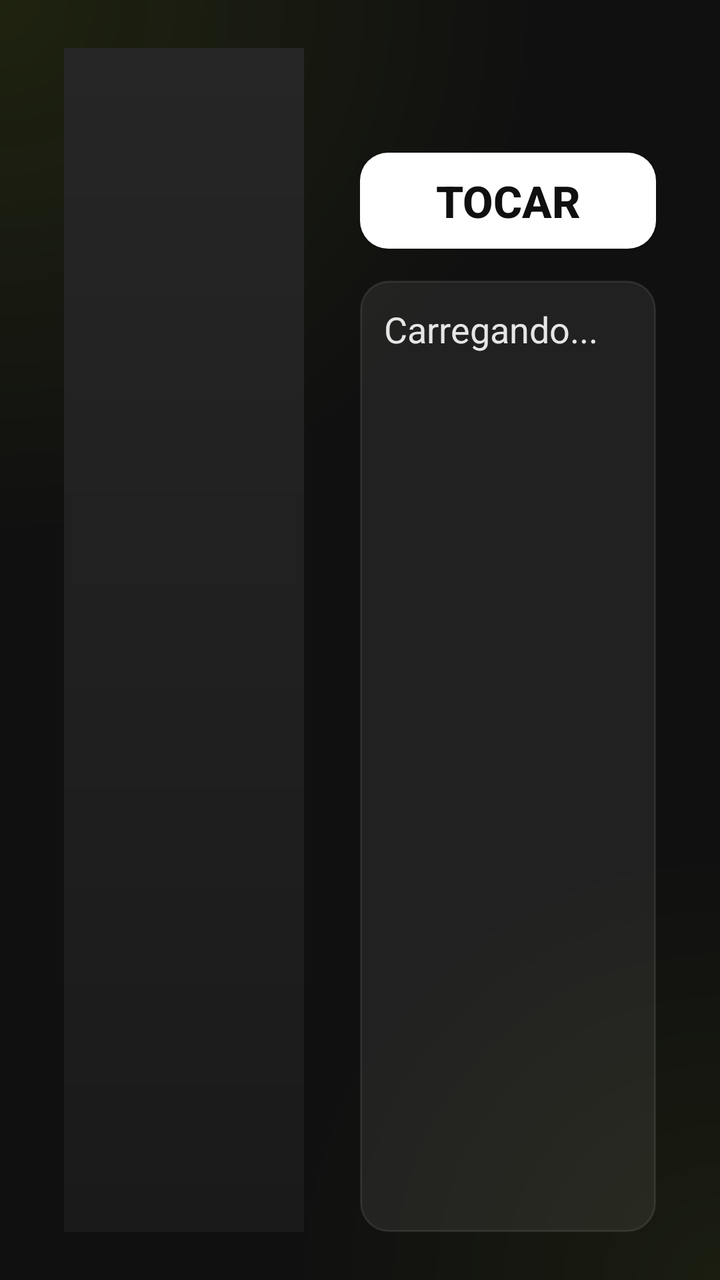
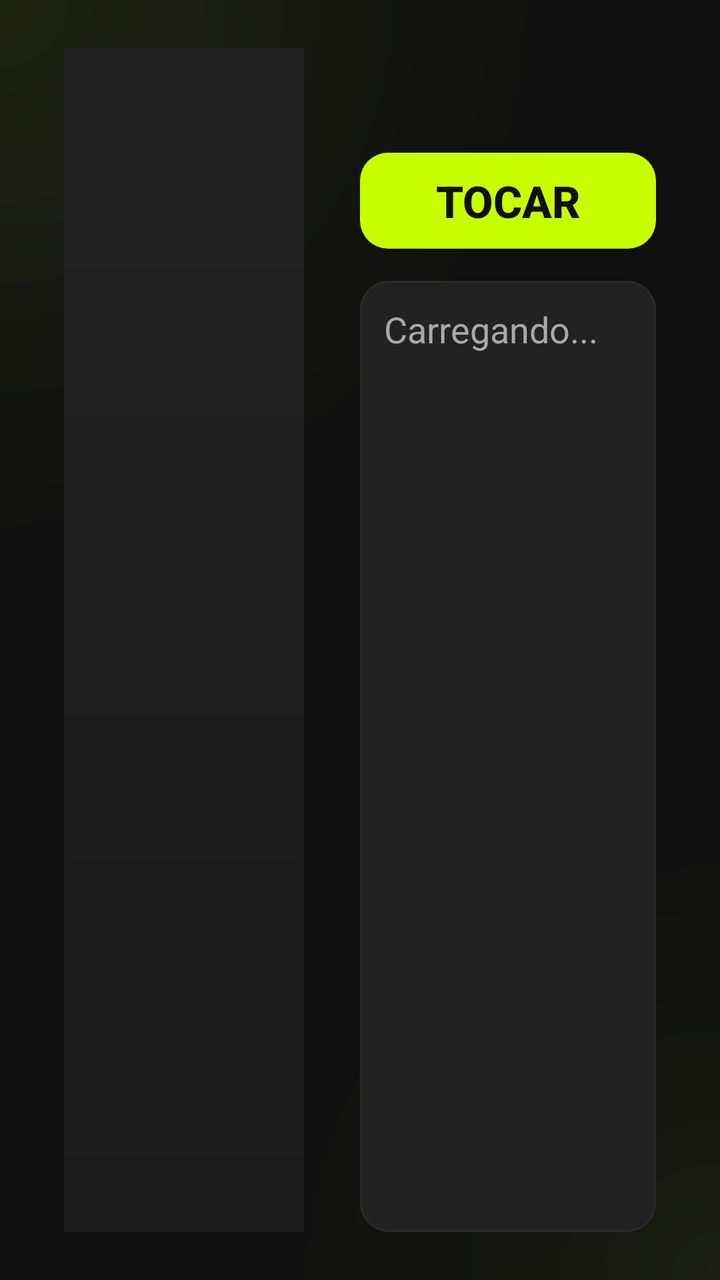

Compare the two renders of this Android layout. The source of the first and the diff that turns it into the second are given below.
<!-- AndroidManifest.xml: application theme AppTheme -->
<!-- res/layout/activity_movie.xml -->
<?xml version="1.0" encoding="utf-8"?>
<LinearLayout xmlns:android="http://schemas.android.com/apk/res/android"
    android:layout_width="match_parent"
    android:layout_height="match_parent"
    android:background="@drawable/bg_gradient"
    android:orientation="horizontal"
    android:paddingStart="32dp"
    android:paddingTop="24dp"
    android:paddingEnd="32dp"
    android:paddingBottom="24dp">

    <ImageView
        android:id="@+id/iv_cover"
        android:layout_width="wrap_content"
        android:layout_height="match_parent"
        android:adjustViewBounds="true"
        android:background="@drawable/bg_poster"
        android:contentDescription="Capa"
        android:maxWidth="340dp"
        android:minWidth="120dp"
        android:scaleType="fitCenter" />

    <LinearLayout
        android:layout_width="0dp"
        android:layout_height="match_parent"
        android:layout_marginStart="28dp"
        android:layout_weight="1"
        android:orientation="vertical">

        <TextView
            android:id="@+id/tv_title"
            android:layout_width="match_parent"
            android:layout_height="wrap_content"
            android:ellipsize="end"
            android:maxLines="2"
            android:textColor="#C8FF00"
            android:textSize="30sp"
            android:textStyle="bold" />

        <TextView
            android:id="@+id/tv_meta"
            android:layout_width="match_parent"
            android:layout_height="wrap_content"
            android:layout_marginTop="8dp"
            android:ellipsize="end"
            android:maxLines="2"
            android:textColor="#A6A6A6"
            android:textSize="18sp"
            android:visibility="gone" />

        <Button
            android:id="@+id/btn_continue"
            android:layout_width="wrap_content"
            android:layout_height="wrap_content"
            android:layout_marginTop="16dp"
            android:background="@drawable/bg_button_primary"
            android:focusable="true"
            android:minWidth="200dp"
            android:paddingStart="28dp"
            android:paddingEnd="28dp"
            android:text="Continuar de onde parei"
            android:textColor="#101010"
            android:textSize="22sp"
            android:textStyle="bold"
            android:visibility="gone" />

        <Button
            android:id="@+id/btn_play"
            android:layout_width="wrap_content"
            android:layout_height="wrap_content"
            android:layout_marginTop="12dp"
            android:background="@drawable/bg_button_primary"
            android:focusable="true"
            android:minWidth="200dp"
            android:paddingStart="28dp"
            android:paddingEnd="28dp"
            android:text="Tocar"
            android:textColor="#101010"
            android:textSize="22sp"
            android:textStyle="bold" />

        <ScrollView
            android:id="@+id/sv_plot"
            android:layout_width="match_parent"
            android:layout_height="0dp"
            android:layout_marginTop="16dp"
            android:layout_weight="1"
            android:background="@drawable/bg_button"
            android:focusable="true"
            android:padding="12dp"
            android:scrollbars="none">

            <TextView
                android:id="@+id/tv_plot"
                android:layout_width="match_parent"
                android:layout_height="wrap_content"
                android:lineSpacingExtra="4dp"
                android:text="Carregando..."
                android:textColor="#E6E6E6"
                android:textSize="18sp" />
        </ScrollView>
    </LinearLayout>

</LinearLayout>
<!-- resources referenced by this layout -->
<resources>
  <!-- drawable bg_button (drawable) -->
  <?xml version="1.0" encoding="utf-8"?>
  <selector xmlns:android="http://schemas.android.com/apk/res/android">
      <item android:state_focused="true">
          <layer-list>
              <item>
                  <shape android:shape="rectangle">
                      <stroke android:width="6dp" android:color="#59C8FF00" />
                      <corners android:radius="17dp" />
                  </shape>
              </item>
              <item android:left="3dp" android:top="3dp" android:right="3dp" android:bottom="3dp">
                  <shape android:shape="rectangle">
                      <solid android:color="#222222" />
                      <stroke android:width="3dp" android:color="#C8FF00" />
                      <corners android:radius="14dp" />
                  </shape>
              </item>
          </layer-list>
      </item>
      <item android:state_pressed="true">
          <layer-list>
              <item>
                  <shape android:shape="rectangle">
                      <stroke android:width="6dp" android:color="#59C8FF00" />
                      <corners android:radius="17dp" />
                  </shape>
              </item>
              <item android:left="3dp" android:top="3dp" android:right="3dp" android:bottom="3dp">
                  <shape android:shape="rectangle">
                      <solid android:color="#2E2E2E" />
                      <stroke android:width="3dp" android:color="#C8FF00" />
                      <corners android:radius="14dp" />
                  </shape>
              </item>
          </layer-list>
      </item>
      <item>
          <shape android:shape="rectangle">
              <solid android:color="#12FFFFFF" />
              <stroke android:width="1dp" android:color="#17FFFFFF" />
              <corners android:radius="14dp" />
          </shape>
      </item>
  </selector>
  <!-- drawable bg_button_primary (drawable) -->
  <?xml version="1.0" encoding="utf-8"?>
  <selector xmlns:android="http://schemas.android.com/apk/res/android">
      <item android:state_focused="true">
          <layer-list>
              <item>
                  <shape android:shape="rectangle">
                      <stroke android:width="6dp" android:color="#59C8FF00" />
                      <corners android:radius="17dp" />
                  </shape>
              </item>
              <item android:left="3dp" android:top="3dp" android:right="3dp" android:bottom="3dp">
                  <shape android:shape="rectangle">
                      <solid android:color="#FFFFFF" />
                      <stroke android:width="3dp" android:color="#C8FF00" />
                      <corners android:radius="14dp" />
                  </shape>
              </item>
          </layer-list>
      </item>
      <item android:state_pressed="true">
          <layer-list>
              <item>
                  <shape android:shape="rectangle">
                      <stroke android:width="6dp" android:color="#59C8FF00" />
                      <corners android:radius="17dp" />
                  </shape>
              </item>
              <item android:left="3dp" android:top="3dp" android:right="3dp" android:bottom="3dp">
                  <shape android:shape="rectangle">
                      <solid android:color="#E6E6E6" />
                      <stroke android:width="3dp" android:color="#C8FF00" />
                      <corners android:radius="14dp" />
                  </shape>
              </item>
          </layer-list>
      </item>
      <item>
          <shape android:shape="rectangle">
              <solid android:color="#FFFFFF" />
              <corners android:radius="14dp" />
          </shape>
      </item>
  </selector>
  <!-- drawable bg_poster (drawable) -->
  <?xml version="1.0" encoding="utf-8"?>
  <shape xmlns:android="http://schemas.android.com/apk/res/android" android:shape="rectangle">
      <gradient android:type="linear" android:angle="270" android:startColor="#262626" android:endColor="#1A1A1A" />
  </shape>
  <style name="AppTheme" parent="android:Theme.Material.NoActionBar">
          <item name="android:windowBackground">#101010</item>
      </style>
  <!-- unchanged entries left out for length: 1 -->
</resources>

<!-- the commit's change to res/layout/activity_movie.xml (unified diff, before → after) -->
@@ -44,7 +44,7 @@
             android:layout_marginTop="8dp"
             android:ellipsize="end"
             android:maxLines="2"
-            android:textColor="#A6A6A6"
+            android:textColor="#A8A8A8"
             android:textSize="18sp"
             android:visibility="gone" />
 
@@ -96,7 +96,7 @@
                 android:layout_height="wrap_content"
                 android:lineSpacingExtra="4dp"
                 android:text="Carregando..."
-                android:textColor="#E6E6E6"
+                android:textColor="#A8A8A8"
                 android:textSize="18sp" />
         </ScrollView>
     </LinearLayout>
<!-- resource entries referenced after the edit -->
@@ -30,7 +30,7 @@
               </item>
               <item android:left="3dp" android:top="3dp" android:right="3dp" android:bottom="3dp">
                   <shape android:shape="rectangle">
-                      <solid android:color="#2E2E2E" />
+                      <solid android:color="#2A2A2A" />
                       <stroke android:width="3dp" android:color="#C8FF00" />
                       <corners android:radius="14dp" />
                   </shape>
@@ -39,8 +39,8 @@
       </item>
       <item>
           <shape android:shape="rectangle">
-              <solid android:color="#12FFFFFF" />
-              <stroke android:width="1dp" android:color="#17FFFFFF" />
+              <solid android:color="#222222" />
+              <stroke android:width="1dp" android:color="#2A2A2A" />
               <corners android:radius="14dp" />
           </shape>
       </item>
@@ -58,8 +58,8 @@
               </item>
               <item android:left="3dp" android:top="3dp" android:right="3dp" android:bottom="3dp">
                   <shape android:shape="rectangle">
-                      <solid android:color="#FFFFFF" />
-                      <stroke android:width="3dp" android:color="#C8FF00" />
+                      <solid android:color="#C8FF00" />
+                      <stroke android:width="3dp" android:color="#FFFFFF" />
                       <corners android:radius="14dp" />
                   </shape>
               </item>
@@ -75,8 +75,8 @@
               </item>
               <item android:left="3dp" android:top="3dp" android:right="3dp" android:bottom="3dp">
                   <shape android:shape="rectangle">
-                      <solid android:color="#E6E6E6" />
-                      <stroke android:width="3dp" android:color="#C8FF00" />
+                      <solid android:color="#C8FF00" />
+                      <stroke android:width="3dp" android:color="#FFFFFF" />
                       <corners android:radius="14dp" />
                   </shape>
               </item>
@@ -84,7 +84,7 @@
       </item>
       <item>
           <shape android:shape="rectangle">
-              <solid android:color="#FFFFFF" />
+              <solid android:color="#C8FF00" />
               <corners android:radius="14dp" />
           </shape>
       </item>
@@ -92,10 +92,11 @@
   <!-- drawable bg_poster (drawable) -->
   <?xml version="1.0" encoding="utf-8"?>
   <shape xmlns:android="http://schemas.android.com/apk/res/android" android:shape="rectangle">
-      <gradient android:type="linear" android:angle="270" android:startColor="#262626" android:endColor="#1A1A1A" />
+      <gradient android:type="linear" android:angle="270" android:startColor="#222222" android:endColor="#1A1A1A" />
   </shape>
   <style name="AppTheme" parent="android:Theme.Material.NoActionBar">
           <item name="android:windowBackground">#101010</item>
+          <item name="android:colorAccent">#C8FF00</item>
       </style>
   <!-- unchanged entries left out for length: 1 -->
 </resources>
